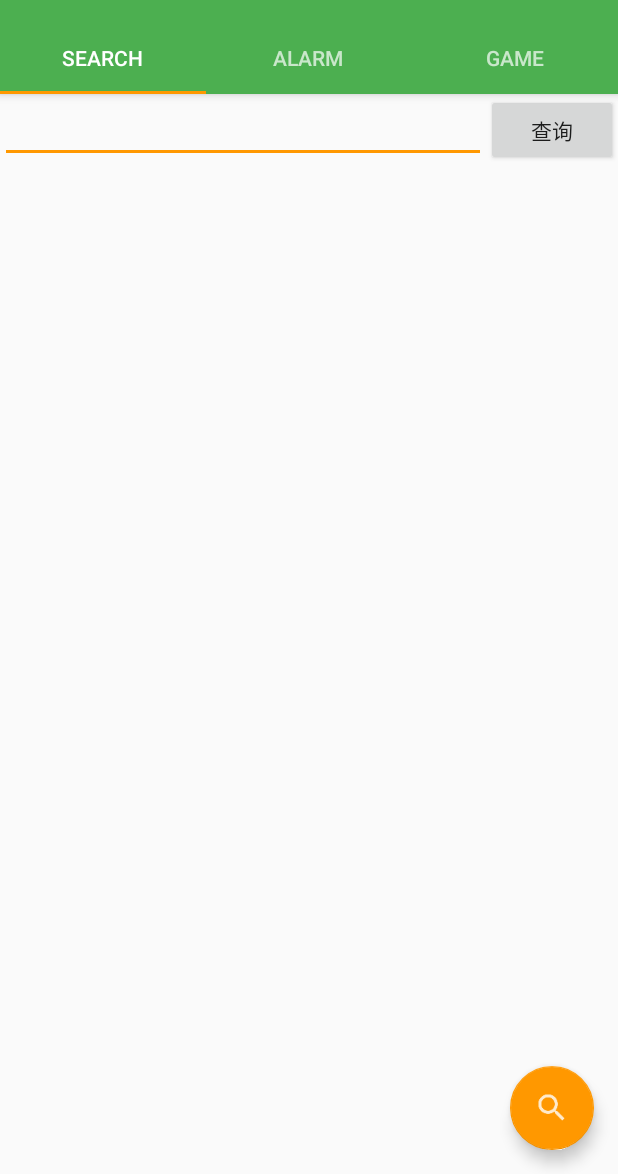
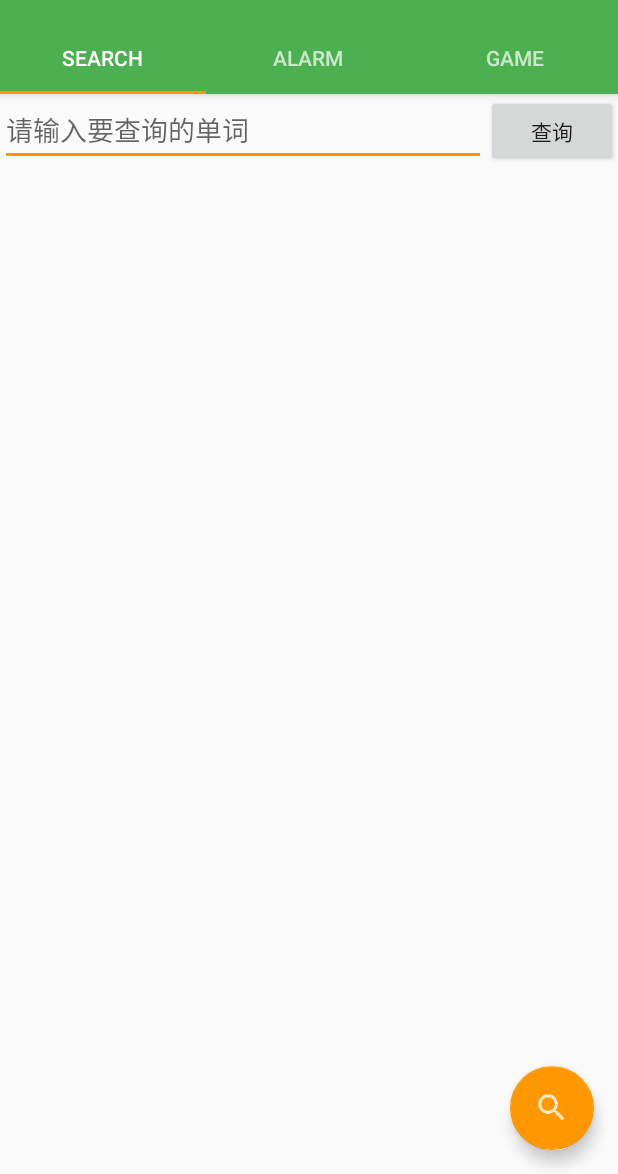
Before and after one commit to praye/LoveWords, an Android app: the screen it shows after launch (MainActivity), on a phone screen of 412 x 824 dp, the part 62-1236 px from its top. Run offline under Robolectric (Android 15) with nearby library versions, the phone set to English and light mode, and no system bars; libraries missing offline, so code that uses them is left out: com.avos.avoscloud; 3 statements that could not run were skipped.

Commit message:
add a hint

```diff
--- a/app/src/main/res/layout/word_search_layout.xml
+++ b/app/src/main/res/layout/word_search_layout.xml
@@ -11,6 +11,7 @@
             android:id="@+id/edit_query"
             android:layout_width="0dp"
             android:layout_weight="1"
+            android:hint="@string/edit_hint"
             android:layout_height="wrap_content" />
         <Button
             android:id="@+id/btn_search"
--- a/app/src/main/res/values/strings.xml
+++ b/app/src/main/res/values/strings.xml
@@ -17,6 +17,7 @@
     <string name="menu_night_mode_auto">Auto</string>
     <string name="query">查询</string>
     <string name="alarm_notice">无闹钟</string>
+    <string name="edit_hint">请输入要查询的单词</string>
 
     <string name="title_activity_login">Sign in</string>
 
```
